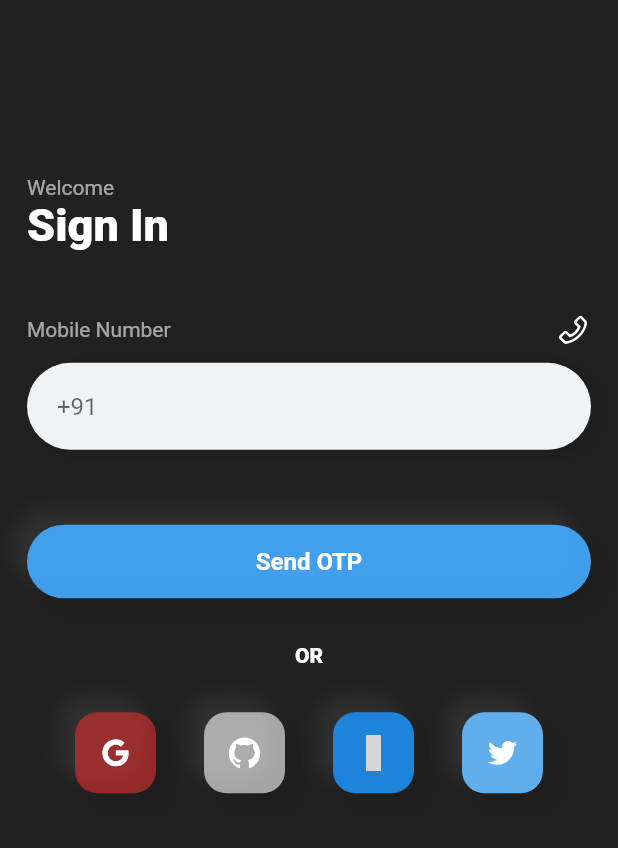
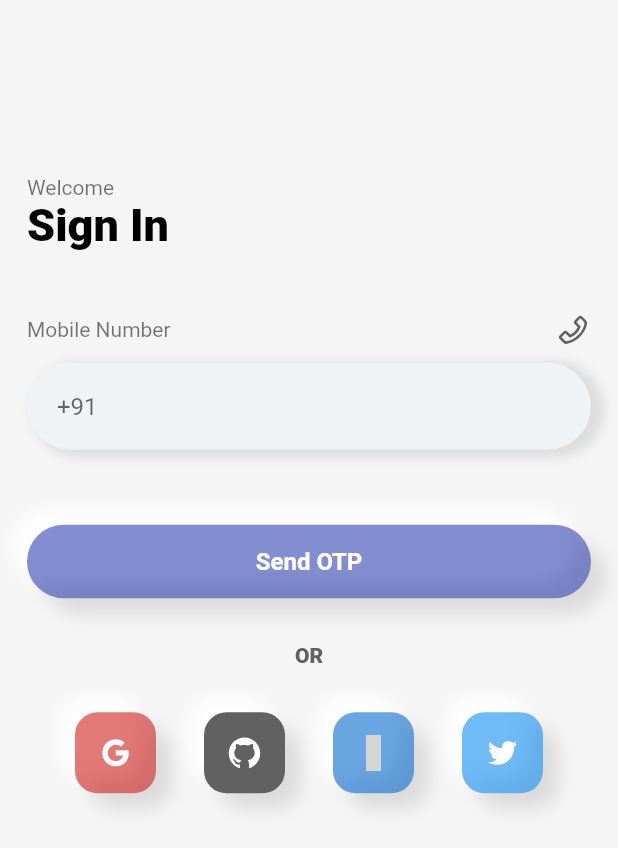
Before and after one commit to KshitizGoel/ResumeApp, a Flutter app: the screen it shows after launch, on a phone screen of 412 x 824 dp. Shown: the top 848 px of the screen. Run offline on Flutter 3.47's test engine with Material 2 defaults, Android fonts, the light colour scheme and no system bars; our stand-ins replace firebase_auth, firebase_core, flutter_icons, flutter_mobx, flutter_neumorphic, get_it and 6 more; accounts and stored records are empty; generated files the repository leaves out were written again; grey boxes are pictures that could not be loaded.

Commit message:
User choice Screen made

```diff
--- a/lib/constants/texts.dart
+++ b/lib/constants/texts.dart
@@ -3,5 +3,6 @@ import 'package:flutter/material.dart';
 class Texts{
 
   static String introductoryStatement = "Welcome to my Portfolio!\nI am a contemporary thinker with lots of high ambitions!";
+  static String userChoiceStatement = "Sign In As : ";
 
 }
--- a/lib/screens/authentication/authentication.dart
+++ b/lib/screens/authentication/authentication.dart
@@ -4,6 +4,7 @@ import 'package:flutter_icons/flutter_icons.dart';
  import 'package:flutter_neumorphic/flutter_neumorphic.dart';
 import 'package:google_sign_in/google_sign_in.dart';
  import 'package:my_resume/screens/home.dart';
+import 'package:my_resume/screens/user_choice_screen.dart';
  import 'package:my_resume/store/auth_store.dart';
 import 'package:my_resume/widgets/buttons.dart';
 import 'package:my_resume/widgets/decorations.dart';
@@ -219,7 +220,7 @@ class _AuthenticationState extends State<Authentication> {
                     }));
                   },
                   child: GeneralButton(
-                    colors: Colors.white60,
+                    colors: fCD,
                     icon: AntDesign.github,
                   ),
                 ),
@@ -238,9 +239,8 @@ class _AuthenticationState extends State<Authentication> {
                 ),
                 InkWell(
                   onTap: () {
-                    Navigator.of(context)
-                        .push(MaterialPageRoute(builder: (context) {
-                      return HomeScreen(0);
+                    Navigator.of(context).push(MaterialPageRoute(builder: (context){
+                      return UserChoice();
                     }));
                   },
                   child: GeneralButton(
--- a/lib/widgets/decorations.dart
+++ b/lib/widgets/decorations.dart
@@ -1,17 +1,16 @@
 import 'package:flutter/material.dart';
 
-Color mC = Colors.grey[900]!;
-Color mCL = Colors.grey[850]!;
+Color mC = Colors.grey.shade100;
+Color mCL = Colors.white;
 Color mCD = Colors.black.withOpacity(0.1090);
-Color fCD = Colors.white;
-Color fCL = Colors.blue[400]!.withOpacity(0.95);
+Color fCD = Colors.grey.shade700;
+Color fCL = Colors.indigo.withOpacity(0.65);
 Color fCR = Colors.red[700]!.withOpacity(0.65);
-Color fCT = Colors.blue[300 ]!.withOpacity(0.95);
-Color fCB = Colors.blue[600]!.withOpacity(0.95);
+Color fCT = Colors.blue.withOpacity(0.65);
+Color fCB = Colors.blue[700]!.withOpacity(0.65);
 Color solidGreen = Colors.green.withOpacity(0.65);
-Color hCT = Colors.white;
-Color cAuth = Colors.white60;
-
+Color hCT = Colors.black;
+Color cAuth = Colors.black54;
 
 
 BoxDecoration nMbox = BoxDecoration(
```
Also changed, not shown: lib/screens/authentication/otp_verification.dart (+2 -5 lines), lib/screens/dashboard.dart (+3 -4 lines), lib/screens/user_choice_screen.dart (+60 -1 lines), lib/widgets/buttons.dart (+31 -0 lines).
